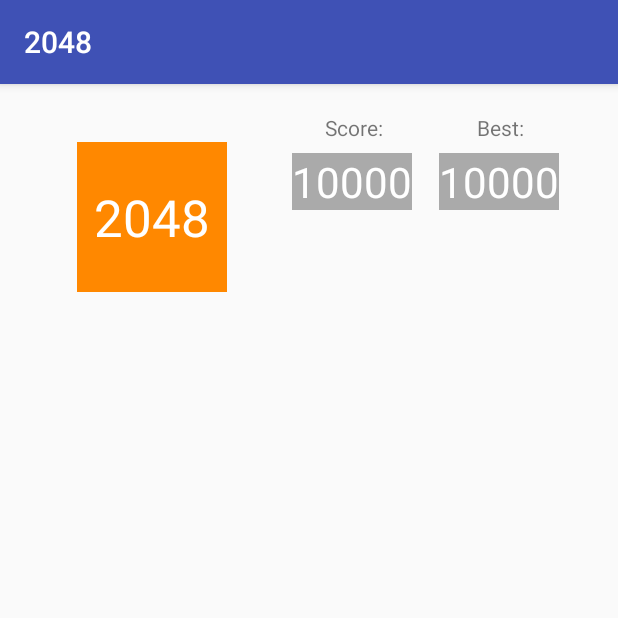
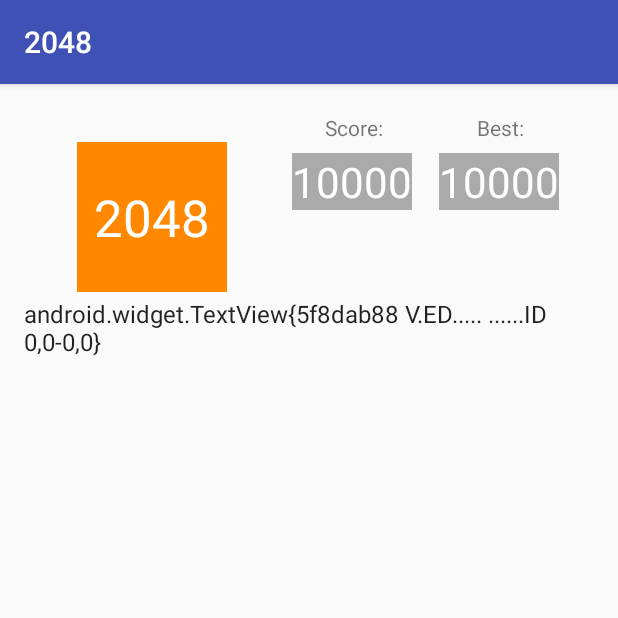
Before and after one commit to FernandoSoldera/2048, an Android app: the screen it shows after launch (MainActivity), on a phone screen of 412 x 824 dp, the top half of it. Run offline under Robolectric (Android 15) with nearby library versions, the phone set to English and light mode, and no system bars.

Commit message:
Testing GridView with TextView

```diff
--- a/app/src/main/java/com/fernando/a2048/MainActivity.java
+++ b/app/src/main/java/com/fernando/a2048/MainActivity.java
@@ -2,12 +2,39 @@ package com.fernando.a2048;
 
 import android.support.v7.app.AppCompatActivity;
 import android.os.Bundle;
+import android.widget.ArrayAdapter;
+import android.widget.GridView;
+import android.widget.TextView;
 
 public class MainActivity extends AppCompatActivity {
+    private GridView gridView;
+
+    static final String[] numbers = new String[] {
+            "A", "B", "C", "D", "E",
+            "F", "G", "H", "I", "J",
+            "K", "L", "M", "N", "O",
+            "P", "Q", "R", "S", "T",
+            "U", "V", "W", "X", "Y", "Z"};
+
+    private TextView[] tabuleiro;
 
     @Override
     protected void onCreate(Bundle savedInstanceState) {
         super.onCreate(savedInstanceState);
         setContentView(R.layout.activity_main);
+
+        gridView = (GridView) findViewById(R.id.gridView);
+
+        ArrayAdapter<String> adapter = new ArrayAdapter<String>(this, android.R.layout.simple_list_item_1, numbers);
+
+        TextView textView = new TextView(this);
+        textView.setText("ANA");
+        tabuleiro = new TextView[]{
+                textView
+        };
+
+        ArrayAdapter<TextView> adapter1 = new ArrayAdapter<TextView>(this, android.R.layout.simple_list_item_1, tabuleiro);
+
+        gridView.setAdapter(adapter1);
     }
 }
--- a/app/src/main/res/layout/activity_main.xml
+++ b/app/src/main/res/layout/activity_main.xml
@@ -68,6 +68,7 @@
         android:textSize="34sp" />
 
     <GridView
+        android:id="@+id/gridView"
         android:layout_width="match_parent"
         android:layout_height="match_parent"
         android:layout_alignParentBottom="true"
```
